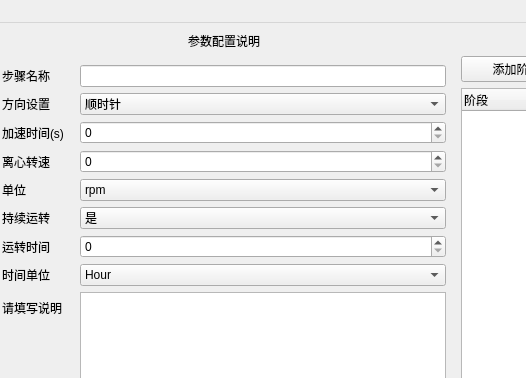
Qt form mainwindow.ui (woodfsg/QT_ConfigUI) before a commit; both pictures show x 190 to 716 and y 0 to 378 of the 1122 by 605 pixel window.
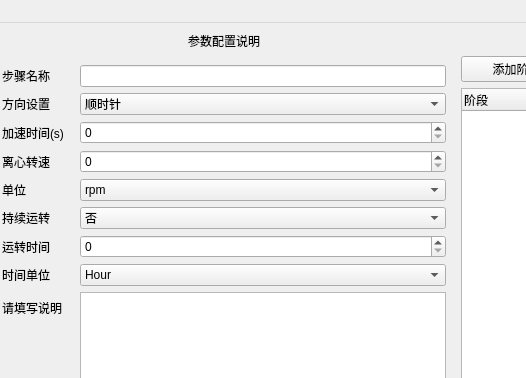
The same form after that commit. The open tabs and pages were chosen to show the change. Custom widgets are drawn as their Qt base class.

Commit message: [add] connect continuousRunning and runningTime

```diff
--- a/mainwindow.ui
+++ b/mainwindow.ui
@@ -817,11 +817,6 @@
             </item>
             <item row="5" column="1">
              <widget class="QComboBox" name="centrifugalSingleContinuousRunningComboBox">
-              <item>
-               <property name="text">
-                <string>是</string>
-               </property>
-              </item>
               <item>
                <property name="text">
                 <string>否</string>
```
Left out of the diff: 7 changed lines with no effect on the pictures. The commit also changes 2 other files.
